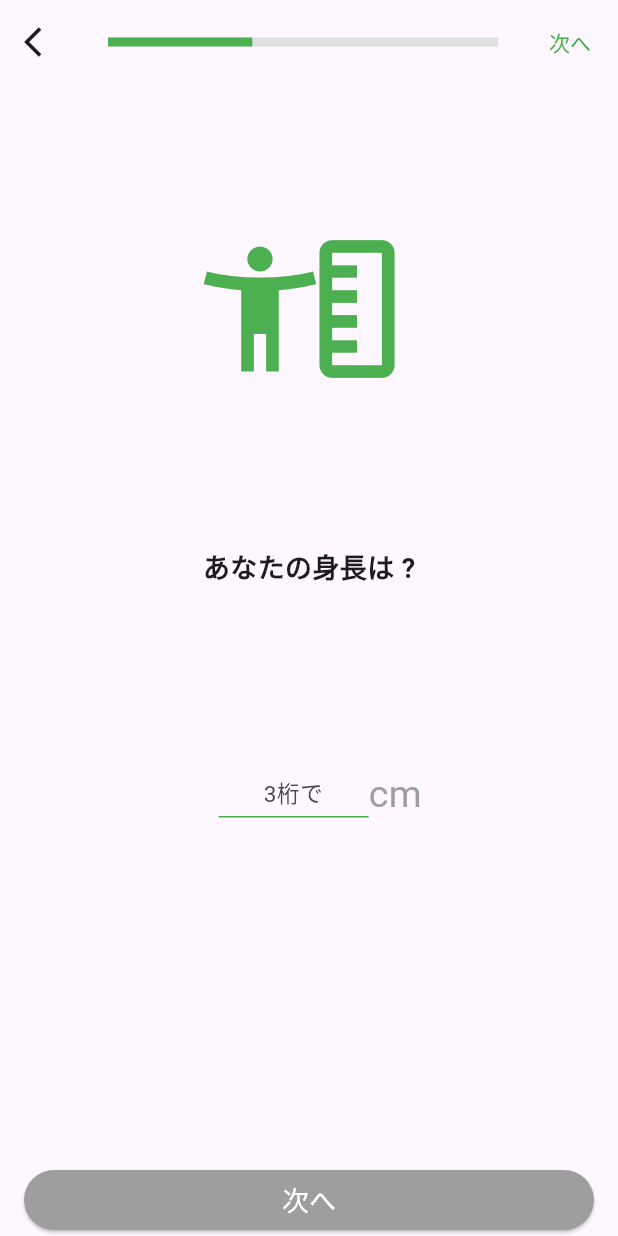
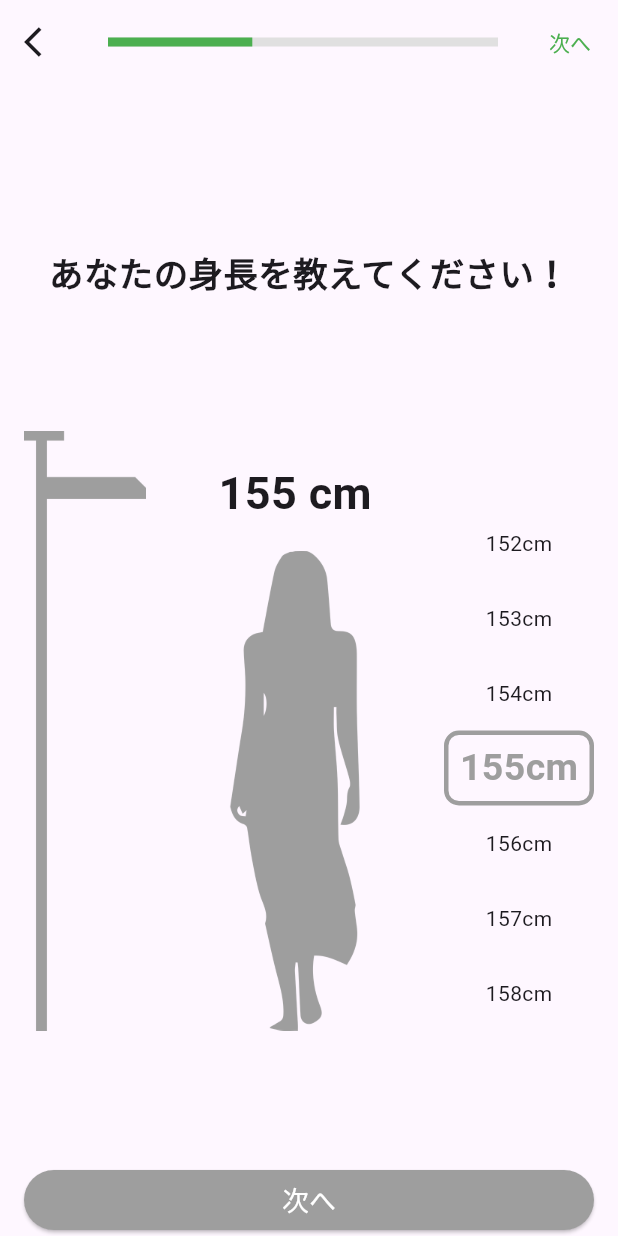
Before and after one commit to rlgur3470/okarada, a Flutter app: the HeightInputScreen screen opened by its route, on a phone screen of 412 x 824 dp. Run offline on Flutter 3.47's test engine with Material 3 defaults, Android fonts, the phone set to English and light mode, and no system bars; drawn by our look-alikes of numberpicker; our stand-ins replace table_calendar; accounts and stored records are empty; statements that could not run were skipped.

Commit message:
전체 수정

```diff
--- a/lib/screens/height_input_screen.dart
+++ b/lib/screens/height_input_screen.dart
@@ -1,8 +1,9 @@
 import 'package:flutter/cupertino.dart';
 import 'package:flutter/material.dart';
+import 'package:numberpicker/numberpicker.dart';
+import 'package:weight_control/component/okarada_color.dart';
 import 'package:weight_control/user_data_creator/User_Data_Creator.dart';
 import '../component/app_bar_design.dart';
-
 
 class HeightInputScreen extends StatefulWidget {
   const HeightInputScreen({super.key});
@@ -12,59 +13,51 @@ class HeightInputScreen extends StatefulWidget {
 }
 
 class _HeightInputScreenState extends State<HeightInputScreen> {
-  final TextEditingController _controller = TextEditingController();
-  bool _isButtonEnabled = false;
 
   late UserValue userValue;
+  late int height;
+  late String userSexImage;
 
   @override
   void didChangeDependencies() {
     // TODO: implement didChangeDependencies
     super.didChangeDependencies();
     userValue = ModalRoute.of(context)!.settings.arguments as UserValue;
-  }
-
-  @override
-  void initState() {
-    super.initState();
-    _controller.addListener(_checkButtonState);
+    height = userValue.sex == 'male' ? 170 : 155;
+    userSexImage = userValue.sex == 'male'
+        ? 'asset/height_image/male_height.png'
+        : 'asset/height_image/women_height.png';
   }
 
   @override
   void dispose() {
-    _controller.dispose();
     super.dispose();
-  }
-
-  void _checkButtonState() {
-    setState(() {
-      _isButtonEnabled = _controller.text.isNotEmpty;
-    });
   }
 
   @override
   Widget build(BuildContext context) {
     return Scaffold(
-      resizeToAvoidBottomInset: false,
       appBar: _buildAppBar(context),
       body: SafeArea(
         child: Padding(
           padding: const EdgeInsets.symmetric(horizontal: 16.0),
           child: Column(
-            mainAxisAlignment: MainAxisAlignment.start,
+            mainAxisAlignment: MainAxisAlignment.spaceBetween,
             crossAxisAlignment: CrossAxisAlignment.stretch,
             children: [
               SizedBox(
-                height: 100,
+                height: 20,
               ),
-              _buildIcon(),
-              SizedBox(
-                height: 109,
+              _infoText(),
+              _HeightPicker(
+                height: height,
+                userSexImage: userSexImage,
+                onChanged: (value) => setState(() => height = value),
+                userGenderColor: userValue.userGenderColor!,
               ),
-              _UserHeightInputField(controller: _controller),
               _NextPageButton(
                 onPressed: buttonOnPressed,
-                isButtonEnabled: _isButtonEnabled,
+                buttonColor: userValue.userGenderColor!,
               )
             ],
           ),
@@ -75,6 +68,7 @@ class _HeightInputScreenState extends State<HeightInputScreen> {
 
   AppBar _buildAppBar(BuildContext context) {
     return AppBar(
+      forceMaterialTransparency: true,
       leading: IconButton(
         icon: const Icon(Icons.arrow_back_ios),
         onPressed: () {
@@ -93,126 +87,100 @@ class _HeightInputScreenState extends State<HeightInputScreen> {
     );
   }
 
-  Widget _buildTitle() {
-    return Align(
-      alignment: Alignment.center,
-      child: const Text(
-        'あなたの身長は ?',
-        style: TextStyle(fontSize: 18, fontWeight: FontWeight.w600),
-      ),
-    );
-  }
-
   buttonOnPressed() {
-    _isButtonEnabled
-        ? setState(() {
-      int userCurrentHeight = int.parse(_controller.text);
-      userValue = userValue.copyWith(height: userCurrentHeight);
-      Navigator.of(context).pushNamed('/user-weight',
+    setState(() {
+      userValue = userValue.copyWith(height: height);
+      Navigator.of(context).pushNamed(
+        '/user-weight',
         arguments: userValue,
       );
       print(
           'nickname: ${userValue.nickname}, sex: ${userValue.sex}, age: ${userValue.age}, height: ${userValue.height}');
-    })
-        : null;
+    });
   }
 }
 
-class _buildIcon extends StatelessWidget {
-  const _buildIcon({super.key});
+class _infoText extends StatelessWidget {
+  const _infoText({
+    super.key
+  });
 
   @override
   Widget build(BuildContext context) {
     return Align(
       alignment: Alignment.center,
-      child: Container(
-        width: 165.5,
-        child: Stack(
-          children: [
-            Icon(
-              Icons.accessibility_new_outlined,
-              size: 100,
-              color: Colors.green,
-            ),
-            Positioned(
-              left: 65,
-              child: Transform.rotate(
-                angle: 3 * 3.14159 / 2,
-                child: Icon(
-                  Icons.straighten,
-                  size: 100.0,
-                  color: Colors.green,
-                ),
-              ),
-            ),
-          ],
+      child: Text(
+        'あなたの身長を教えてください！',
+        style: TextStyle(
+          fontSize: 23,
+          fontWeight: FontWeight.w600,
         ),
       ),
     );
   }
 }
 
-class _UserHeightInputField extends StatelessWidget {
-  final TextEditingController controller;
-
-  const _UserHeightInputField({required this.controller, super.key});
+class _HeightPicker extends StatelessWidget {
+  final int height;
+  final ValueChanged onChanged;
+  final Color userGenderColor;
+  final String userSexImage;
+  const _HeightPicker(
+      {required this.height,
+      required this.onChanged,
+      required this.userGenderColor,
+      required this.userSexImage,
+      super.key});
 
   @override
   Widget build(BuildContext context) {
-    return Expanded(
-      child: Column(
+    return Container(
+      height: 400,
+      width: double.infinity,
+      child: Row(
+        mainAxisAlignment: MainAxisAlignment.spaceBetween,
+        crossAxisAlignment: CrossAxisAlignment.end,
         children: [
-          Align(
-            alignment: Alignment.center,
-            child: const Text(
-              'あなたの身長は ?',
-              style: TextStyle(fontSize: 18, fontWeight: FontWeight.w600),
-            ),
+          Image.asset(
+            'asset/height_image/height_measurement.png',
+            color: Colors.grey,
+            scale: 8.7,
           ),
-          SizedBox(
-            height: 120,
-          ),
-          Row(
-            mainAxisAlignment: MainAxisAlignment.center,
+          Column(
+            mainAxisAlignment: MainAxisAlignment.spaceBetween,
             children: [
-              Padding(
-                padding: EdgeInsets.only(left: 15),
-                child: Container(
-                  width: 100,
-                  height: 30,
-                  child: TextField(
-                    cursorColor: Colors.green,
-                    controller: controller,
-                    keyboardType: TextInputType.number,
-                    textAlign: TextAlign.center,
-                    style: const TextStyle(fontSize: 25),
-                    maxLength: 3, // 최대 길이 6
-                    showCursor: true,
-                    cursorHeight: 20,
-                    decoration: const InputDecoration(
-                      enabledBorder: UnderlineInputBorder(
-                        borderSide: BorderSide(
-                          color: Colors.green,
-                        ),
-                      ),
-                      focusedBorder: UnderlineInputBorder(
-                        borderSide: BorderSide(color: Colors.green, width: 2),
-                      ),
-                      hintText: '3桁で',
-                      hintStyle: TextStyle(fontSize: 15, height: 2),
-                      counterText: '', // 글자 수 카운터 텍스트 제거
-                    ),
-                  ),
-                ),
+              SizedBox(
+                height: 3,
               ),
               Text(
-                'cm',
+                textAlign: TextAlign.center,
+                '$height cm',
                 style: TextStyle(
-                  color: Colors.grey,
-                  fontSize: 25,
-                ),
+                    fontSize: 30,
+                    fontWeight: FontWeight.w700),
+              ),
+              Image.asset(
+                color: userGenderColor,
+                userSexImage,
+                scale: 4,
               ),
             ],
+          ),
+          NumberPicker(
+            itemCount: 7,
+            selectedTextStyle: TextStyle(
+                color: userGenderColor,
+                fontSize: 25,
+                fontWeight: FontWeight.w600),
+            decoration: BoxDecoration(
+                border: Border.all(color: userGenderColor, width: 3),
+                borderRadius: BorderRadius.circular(10.0)),
+            minValue: 100,
+            maxValue: 250,
+            value: height,
+            onChanged: onChanged,
+            textMapper: (numberText) => numberText + 'cm',
+            haptics: true,
           ),
         ],
       ),
@@ -222,17 +190,15 @@ class _UserHeightInputField extends StatelessWidget {
 
 class _NextPageButton extends StatelessWidget {
   final VoidCallback onPressed;
-  final bool isButtonEnabled;
+  final Color buttonColor;
   const _NextPageButton(
-      {required this.onPressed, required this.isButtonEnabled, super.key});
+      {required this.onPressed, required this.buttonColor, super.key});
 
   @override
   Widget build(BuildContext context) {
     return ElevatedButton(
       onPressed: onPressed,
-      style: ElevatedButton.styleFrom(
-        backgroundColor: isButtonEnabled ? Colors.green : Colors.grey,
-      ),
+      style: ElevatedButton.styleFrom(backgroundColor: buttonColor),
       child: const Text(
         '次へ',
         style: TextStyle(fontSize: 18, color: Colors.white),
--- a/lib/screens/nickname_screen.dart
+++ b/lib/screens/nickname_screen.dart
@@ -131,7 +131,7 @@ class _QuestionText extends StatelessWidget {
     return Text(
       'どんな名前で呼ばれたいですか？',
       style: TextStyle(
-        fontSize: 20,
+        fontSize: 23,
         fontWeight: FontWeight.w600,
       ),
     );
--- a/lib/screens/sex_screen.dart
+++ b/lib/screens/sex_screen.dart
@@ -147,7 +147,7 @@ class _BodyText extends StatelessWidget {
           Text(
             'さて、性別を選んでください！',
             textAlign: TextAlign.center,
-            style: TextStyle(fontSize: 25, fontWeight: FontWeight.w600),
+            style: TextStyle(fontSize: 23, fontWeight: FontWeight.w600),
           ),
         ],
       ),
@@ -215,8 +215,8 @@ class _IconSelect extends StatelessWidget {
                       '男性',
                       style: TextStyle(
                           color: selectedGender == male
-                              ? Colors.black
-                              : Colors.black,
+                              ? Colors.white
+                              : okaradaGreenColor,
                           fontSize: 27,
                           fontWeight: FontWeight.w600),
                     ),
@@ -252,8 +252,8 @@ class _IconSelect extends StatelessWidget {
                       '女性',
                       style: TextStyle(
                           color: selectedGender == female
-                              ? Colors.black
-                              : Colors.black,
+                              ? Colors.white
+                              : okaradaPinkColor,
                           fontSize: 27,
                           fontWeight: FontWeight.w600),
                     ),
--- a/pubspec.yaml
+++ b/pubspec.yaml
@@ -31,6 +31,7 @@ dependencies:
   flutter:
     sdk: flutter
   table_calendar: ^3.1.2
+  numberpicker: ^2.1.2
 
 
 
@@ -64,6 +65,7 @@ flutter:
     - asset/image/
     - asset/sex_image/
     - asset/okarada_logo_image/
+    - asset/height_image/
 
   # To add assets to your application, add an assets section, like this:
   # assets:
```
Also changed, not shown: asset/height_image/height_measurement.png (added), asset/height_image/male_height.png (added), asset/height_image/women_height.png (added).
